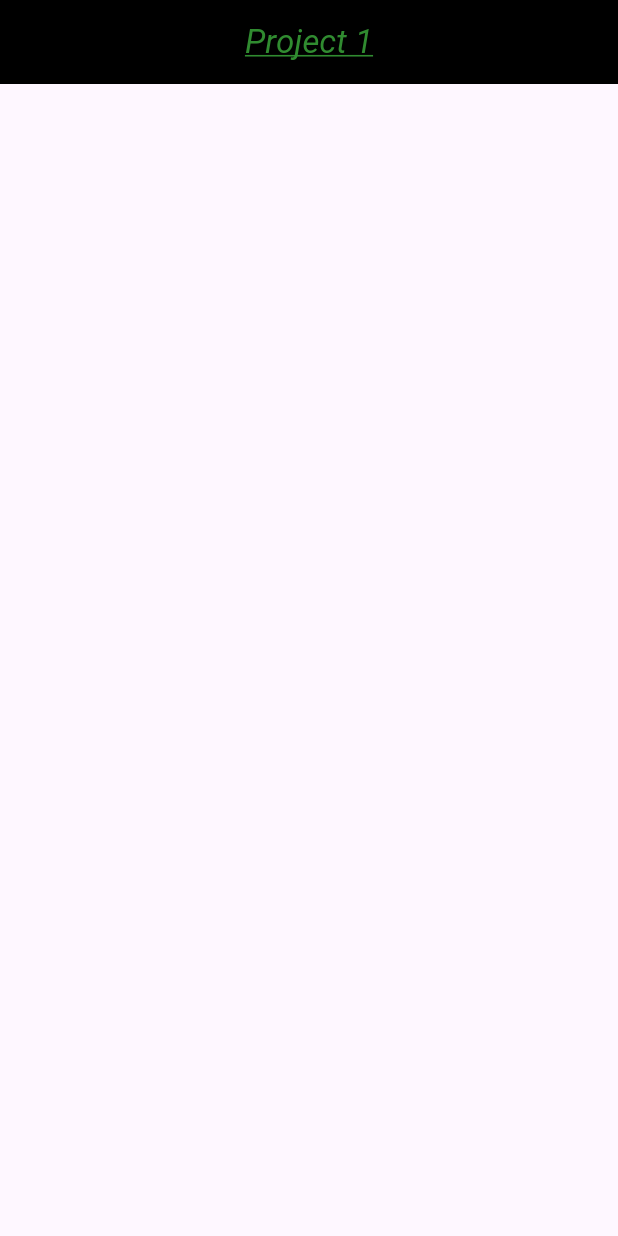
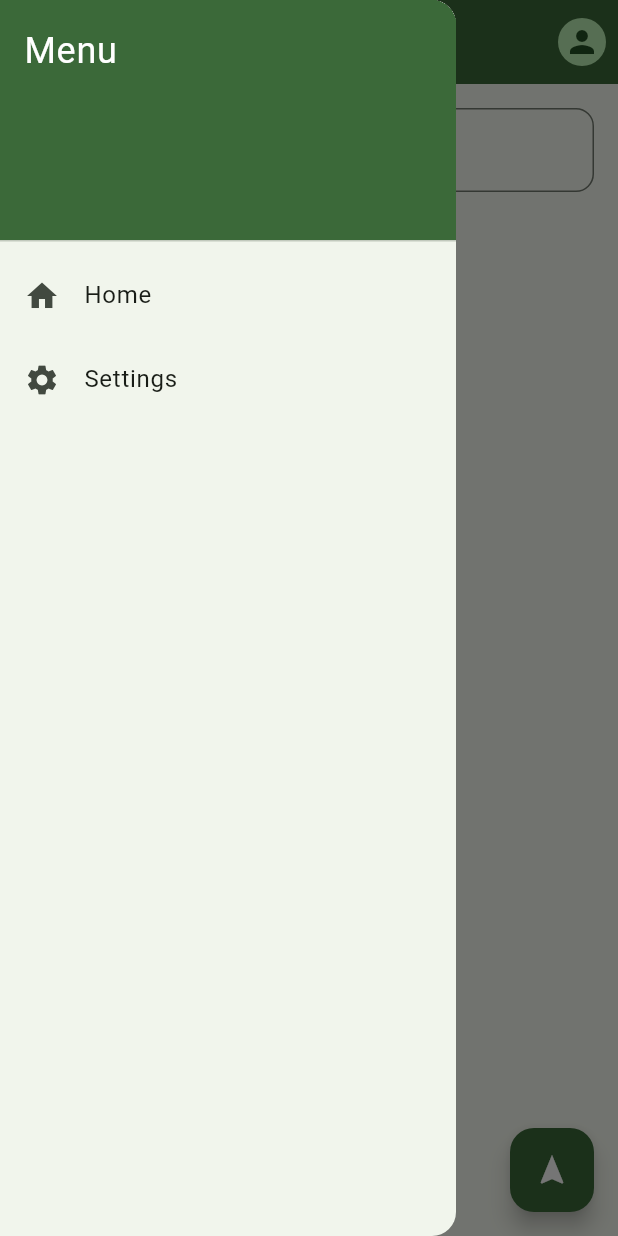
Before and after one commit to Vansh-11111/NoteCare, a Flutter app: the screen it shows after launch, with the side drawer open (before the commit the screen has no drawer), on a phone screen of 412 x 824 dp. Run offline on Flutter 3.47's test engine with Material 3 defaults, Android fonts, the light colour scheme and no system bars; our stand-ins replace sqflite; accounts and stored records are empty.

Commit message:
Created a new ui and added persistence
Instead of old ui a new ui is placed which has a drawer, profile image in appbar and a search bar which doesn't search anything yet . Added sqlite and managed to make data persist even after closing the app.

```diff
--- a/lib/main.dart
+++ b/lib/main.dart
@@ -1,34 +1,25 @@
 import 'package:flutter/material.dart';
+import 'theme/app_theme.dart';
+import 'screens/home_screen.dart';
 
 void main() {
   runApp(const MainApp());
 }
 
-class MainApp extends StatefulWidget {
+class MainApp extends StatelessWidget {
   const MainApp({super.key});
 
   @override
-  State<MainApp> createState() => _MainAppState();
-}
-
-class _MainAppState extends State<MainApp> {
-  @override
   Widget build(BuildContext context) {
-    return  MaterialApp(
-      home: Scaffold(
-        appBar:  AppBar(
-          title: Text('Project 1',style: TextStyle(
-            color: Color.fromARGB(255, 48, 139, 48),
-            fontStyle: FontStyle.italic,
-            fontSize: 22,
-            decoration: TextDecoration.underline,
-            decorationColor: Color.fromARGB(255, 48, 139, 48),
-          ),),
-          centerTitle: true,
-          backgroundColor: Color.fromARGB(255, 0, 0, 0),
-        )
-
-      ),
+    return MaterialApp(
+      theme: AppTheme.light,
+      darkTheme: AppTheme.dark,
+      // Follows the device's setting until you wire up a manual toggle.
+      // TODO: make MainApp a StatefulWidget again once you add a manual
+      // light/dark switch in the drawer — you'll need to hold a ThemeMode
+      // variable here and pass a way to change it down to AppDrawer.
+      themeMode: ThemeMode.system,
+      home: const HomeScreen(),
     );
   }
 }
--- /dev/null
+++ b/lib/models/item.dart
@@ -0,0 +1,79 @@
+// The core data model for everything saved in the app.
+//
+// type is a plain string ('note' | 'link' | 'image') rather than an enum
+// stored directly, because SQLite has no enum type — a string is the
+// simplest thing that works and is easy to read when debugging the DB.
+
+class Item {
+  final String id;
+  final String type; // 'note', 'link', or 'image'
+  final String title;
+  final String content; // note text, a URL, or an image file path
+  final List<String> tags;
+  final DateTime createdAt;
+  final DateTime updatedAt;
+  final bool archived; // "Bin" in your UI
+
+  Item({
+    required this.id,
+    required this.type,
+    required this.title,
+    required this.content,
+    required this.tags,
+    required this.createdAt,
+    required this.updatedAt,
+    this.archived = false,
+  });
+
+  // Creates a copy of this item with some fields replaced — used for edits,
+  // since fields above are final (Dart favors immutable models).
+  Item copyWith({
+    String? title,
+    String? content,
+    List<String>? tags,
+    DateTime? updatedAt,
+    bool? archived,
+  }) {
+    return Item(
+      id: id,
+      type: type,
+      title: title ?? this.title,
+      content: content ?? this.content,
+      tags: tags ?? this.tags,
+      createdAt: createdAt,
+      updatedAt: updatedAt ?? this.updatedAt,
+      archived: archived ?? this.archived,
+    );
+  }
+
+  // Converts this item into a Map for sqflite to store.
+  // Tags are a List<String> in Dart but SQLite has no array column type,
+  // so they're joined into a single comma-separated string for storage.
+  Map<String, dynamic> toMap() {
+    return {
+      'id': id,
+      'type': type,
+      'title': title,
+      'content': content,
+      'tags': tags.join(','),
+      'createdAt': createdAt.toIso8601String(),
+      'updatedAt': updatedAt.toIso8601String(),
+      'archived': archived ? 1 : 0, // SQLite has no bool type, so 0/1
+    };
+  }
+
+  // Rebuilds an Item from a raw database row (a Map<String, dynamic>).
+  factory Item.fromMap(Map<String, dynamic> map) {
+    final rawTags = map['tags'] as String? ?? '';
+    return Item(
+      id: map['id'] as String,
+      type: map['type'] as String,
+      title: map['title'] as String,
+      content: map['content'] as String,
+      tags: rawTags.isEmpty ? [] : rawTags.split(','),
+      createdAt: DateTime.parse(map['createdAt'] as String),
+      updatedAt: DateTime.parse(map['updatedAt'] as String),
+      archived: (map['archived'] as int) == 1,
+    );
+  }
+}
--- /dev/null
+++ b/lib/screens/home_screen.dart
@@ -0,0 +1,156 @@
+import 'package:flutter/material.dart';
+import '../data.dart';
+import '../widgets/app_drawer.dart';
+import '../widgets/profile_menu.dart';
+import '../widgets/nav_button.dart';
+import '../models/item.dart';
+import '../services/database_service.dart';
+import 'package:uuid/uuid.dart';
+
+class HomeScreen extends StatefulWidget {
+  const HomeScreen({super.key});
+
+  @override
+  State<HomeScreen> createState() => _HomeScreenState();
+}
+
+class _HomeScreenState extends State<HomeScreen> {
+  List<Item> _items = [];
+
+  void initState() {
+    super.initState();
+    _loadItems();
+  }
+
+  Future<void> _loadItems() async {
+    final items = await DatabaseService.instance.getItems(archived: false);
+    setState(() {
+      _items = items;
+    });
+  }
+
+  @override
+  Widget build(BuildContext context) {
+    return Scaffold(
+      appBar: _buildAppBar(context),
+      drawer: const AppDrawer(),
+      body: _buildBody(context),
+    );
+  }
+
+  // ---------------------------------------------------------------------
+  // AppBar
+  // ---------------------------------------------------------------------
+
+  AppBar _buildAppBar(BuildContext context) {
+    final colorScheme = Theme.of(context).colorScheme;
+
+    return AppBar(
+      centerTitle: true,
+      backgroundColor: colorScheme.primary,
+      title: Text(
+        'Project 1',
+        style: TextStyle(
+          color: colorScheme.onPrimary,
+          fontStyle: FontStyle.italic,
+          fontSize: 22,
+          decoration: TextDecoration.underline,
+          decorationColor: colorScheme.onPrimary,
+        ),
+      ),
+      actions: const [ProfileMenu()],
+    );
+  }
+
+  // ---------------------------------------------------------------------
+  // Body
+  // ---------------------------------------------------------------------
+
+  Widget _buildBody(BuildContext context) {
+    return Container(
+      width: double.infinity,
+      padding: const EdgeInsets.all(16),
+      color: Theme.of(context).colorScheme.surface,
+      child: Column(
+        crossAxisAlignment: CrossAxisAlignment.stretch,
+        children: [
+          _buildSearchField(context),
+          const SizedBox(height: 10),
+          _buildSectionLabel(context),
+          Expanded(child: _buildItemList(context)),
+          const SizedBox(height: 12),
+          _buildAddButton(context),
+        ],
+      ),
+    );
+  }
+
+  Widget _buildSearchField(BuildContext context) {
+    final colorScheme = Theme.of(context).colorScheme;
+
+    return TextField(
+      decoration: InputDecoration(
+        hintText: 'Search...',
+        hintStyle: TextStyle(color: colorScheme.primary),
+        prefixIcon: Icon(Icons.search, color: colorScheme.primary),
+        border: OutlineInputBorder(borderRadius: BorderRadius.circular(12)),
+      ),
+      // TODO: onChanged -> filter _buildItemList's data by title/content
+    );
+  }
+
+  Widget _buildSectionLabel(BuildContext context) {
+    return Text(
+      'Data Saved:',
+      style: TextStyle(
+        color: Theme.of(context).colorScheme.primary,
+        fontStyle: FontStyle.italic,
+        fontSize: 18,
+      ),
+    );
+  }
+
+  Widget _buildItemList(BuildContext context) {
+    if (_items.isEmpty) {
+      return const Center(child: Text('Nothing saved yet'));
+    }
+    return ListView.builder(
+      itemCount: _items.length,
+      itemBuilder: (context, index) {
+        final item = _items[index];
+        return ListTile(
+          title: Text(item.title),
+          subtitle: Text(item.type),
+        // TODO: tapping this should eventually open your Data View screen
+      );
+    },
+  );
+  }
+
+  Widget _buildAddButton(BuildContext context) {
+    final colorScheme = Theme.of(context).colorScheme;
+
+    return Align(
+      alignment: Alignment.centerRight,
+      child: FloatingActionButton(
+        backgroundColor: colorScheme.primary,
+        foregroundColor: colorScheme.onPrimary,
+        onPressed: ()async{
+          final now = DateTime.now();
+          final testItem = Item(
+            id: const Uuid().v4(),
+            type: 'note',
+            title: 'Test item ${_items.length + 1}',
+            content: 'Hello from the FAB',
+            tags: [],
+            createdAt: now,
+            updatedAt: now,
+          );
+          await DatabaseService.instance.insertItem(testItem);
+          _loadItems();
+        },
+        child: const Icon(Icons.navigation),
+      ),
+    );
+  }
+}
--- /dev/null
+++ b/lib/theme/app_theme.dart
@@ -0,0 +1,18 @@
+import 'package:flutter/material.dart';
+
+// Central place for both themes. Generating from a single seed color keeps
+// light and dark mode visually coherent without hand-picking every shade.
+class AppTheme {
+  static ThemeData light = ThemeData(
+    colorScheme: ColorScheme.fromSeed(seedColor: Colors.green),
+    useMaterial3: true,
+  );
+
+  static ThemeData dark = ThemeData(
+    colorScheme: ColorScheme.fromSeed(
+      seedColor: Colors.green,
+      brightness: Brightness.dark,
+    ),
+    useMaterial3: true,
+  );
+}
--- /dev/null
+++ b/lib/widgets/app_drawer.dart
@@ -0,0 +1,47 @@
+import 'package:flutter/material.dart';
+import '../profile.dart';
+
+// The hamburger-menu drawer. Separated out so adding Bin/Theme/Exit later
+// only touches this one file, not the whole HomeScreen.
+class AppDrawer extends StatelessWidget {
+  const AppDrawer({super.key});
+
+  @override
+  Widget build(BuildContext context) {
+    final colorScheme = Theme.of(context).colorScheme;
+
+    return Drawer(
+      child: ListView(
+        padding: EdgeInsets.zero,
+        children: [
+          DrawerHeader(
+            decoration: BoxDecoration(color: colorScheme.primary),
+            child: Text(
+              'Menu',
+              style: TextStyle(color: colorScheme.onPrimary, fontSize: 24),
+            ),
+          ),
+          ListTile(
+            leading: const Icon(Icons.home),
+            title: const Text('Home'),
+            onTap: () => Navigator.pop(context),
+          ),
+          ListTile(
+            leading: const Icon(Icons.settings),
+            title: const Text('Settings'),
+            onTap: () {
+              Navigator.pop(context);
+              Navigator.push(
+                context,
+                MaterialPageRoute(builder: (_) => const SettingsPage()),
+              );
+            },
+          ),
+          // TODO: add "Bin" (archived items) ListTile here
+          // TODO: add Theme (light/dark) toggle ListTile here
+          // TODO: add "Exit app" ListTile here
+        ],
+      ),
+    );
+  }
+}
--- /dev/null
+++ b/lib/widgets/profile_menu.dart
@@ -0,0 +1,37 @@
+import 'package:flutter/material.dart';
+import '../profile.dart';
+
+// The person-icon menu in the AppBar. Kept separate from HomeScreen so the
+// profile/logout logic doesn't clutter the main screen's build method.
+class ProfileMenu extends StatelessWidget {
+  const ProfileMenu({super.key});
+
+  @override
+  Widget build(BuildContext context) {
+    return PopupMenuButton<String>(
+      icon: const CircleAvatar(
+        radius: 16,
+        child: Icon(Icons.person),
+      ),
+      onSelected: (value) => _handleSelection(context, value),
+      itemBuilder: (context) => const [
+        PopupMenuItem(value: 'profile', child: Text('Profile')),
+        PopupMenuItem(value: 'logout', child: Text('Logout')),
+      ],
+    );
+  }
+
+  void _handleSelection(BuildContext context, String value) {
+    switch (value) {
+      case 'profile':
+        Navigator.push(
+          context,
+          MaterialPageRoute(builder: (_) => const ProfilePage()),
+        );
+        break;
+      case 'logout':
+        // TODO(stage2): wire up real logout once auth exists
+        break;
+    }
+  }
+}
--- a/pubspec.yaml
+++ b/pubspec.yaml
@@ -9,6 +9,10 @@ environment:
 dependencies:
   flutter:
     sdk: flutter
+  sqflite: ^2.3.0
+  path: ^1.9.0
+  path_provider: ^2.1.1
+  uuid: ^4.3.3
 
 dev_dependencies:
   flutter_test:
```
Also changed, not shown: lib/data.dart (added, +40 -0 lines), lib/profile.dart (added, +27 -0 lines), lib/services/database_service.dart (added, +134 -0 lines), lib/widgets/nav_button.dart (added, +27 -0 lines), pubspec.lock.
